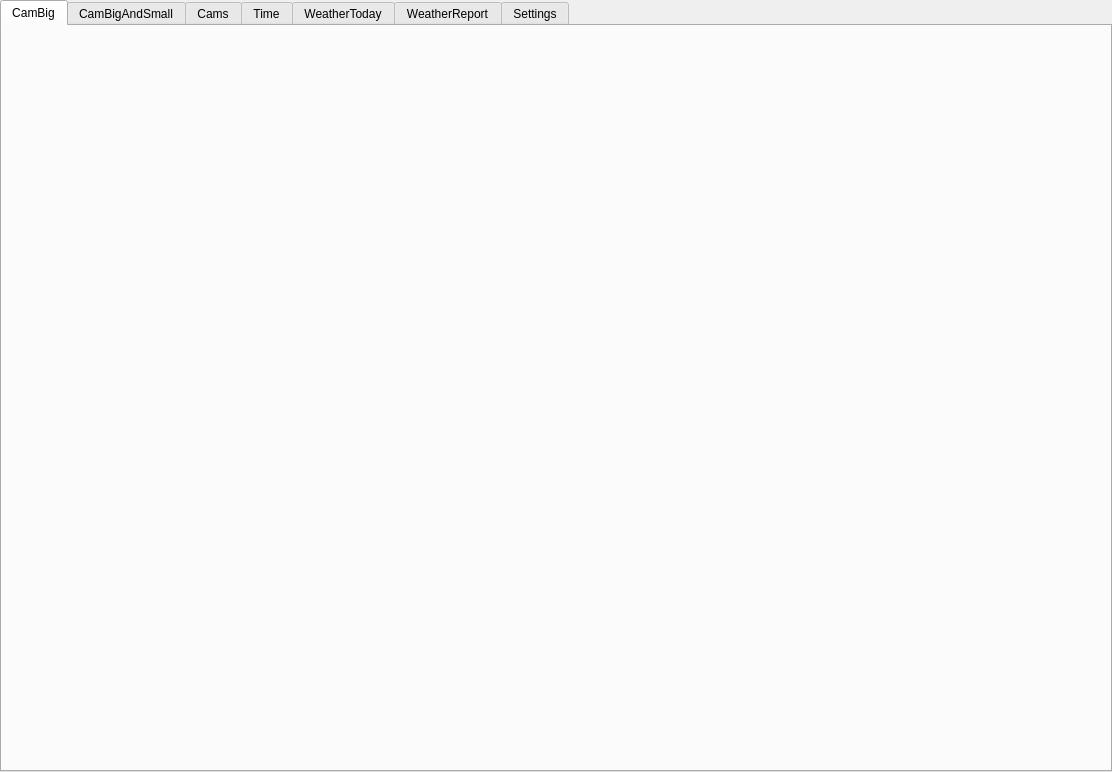
The window that Other/CameraDemo/mainwindow.ui (hondodo/PCamera) describes before a commit, drawn with Qt 5.
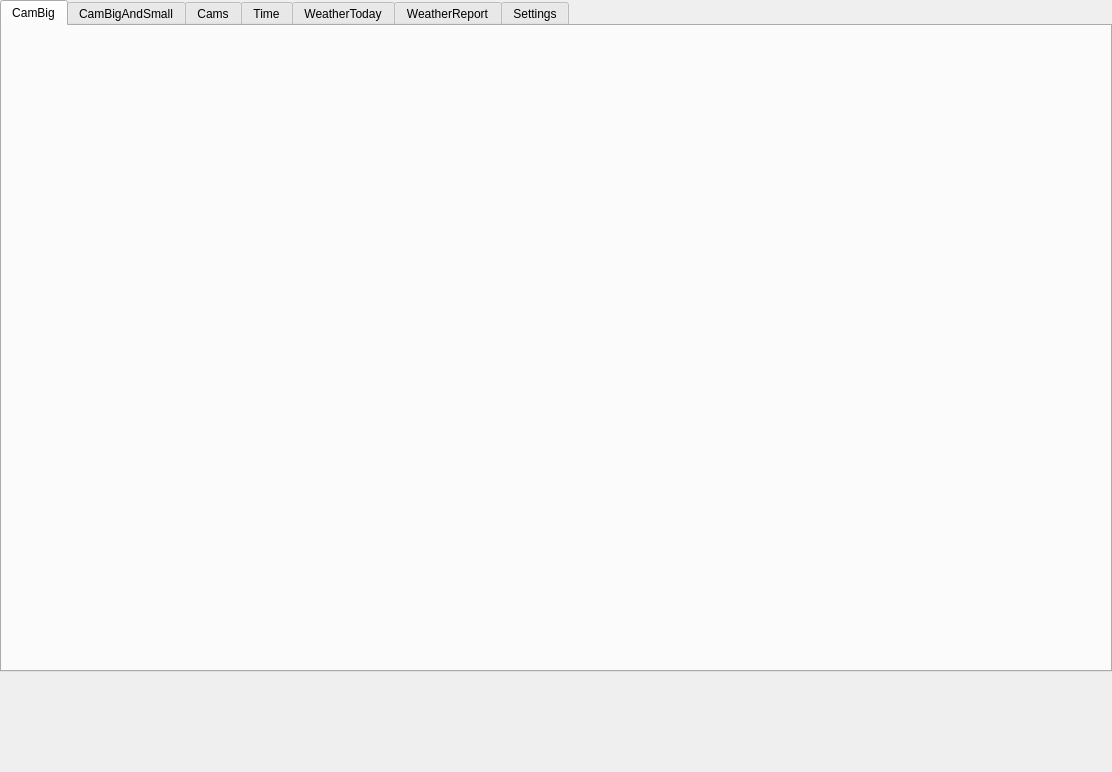
The same window after the commit.

```diff
--- a/Other/CameraDemo/mainwindow.ui
+++ b/Other/CameraDemo/mainwindow.ui
@@ -313,6 +313,21 @@
       </layout>
      </widget>
     </item>
+    <item row="3" column="0">
+     <widget class="QWidget" name="widgetHide" native="true">
+      <property name="minimumSize">
+       <size>
+        <width>0</width>
+        <height>100</height>
+       </size>
+      </property>
+      <layout class="QGridLayout" name="gridLayout_4">
+       <item row="0" column="0">
+        <layout class="QVBoxLayout" name="verticalLayoutHide"/>
+       </item>
+      </layout>
+     </widget>
+    </item>
    </layout>
   </widget>
  </widget>
```
